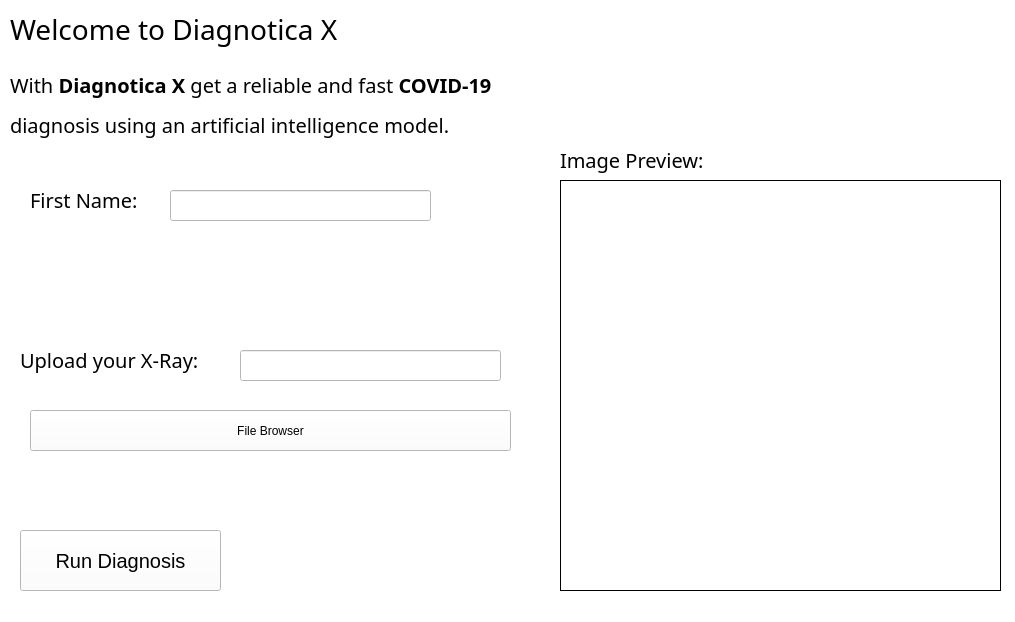
Old version of the form gui_app.ui in the repository Ramseths/diagnoticaX-sigmahacks.
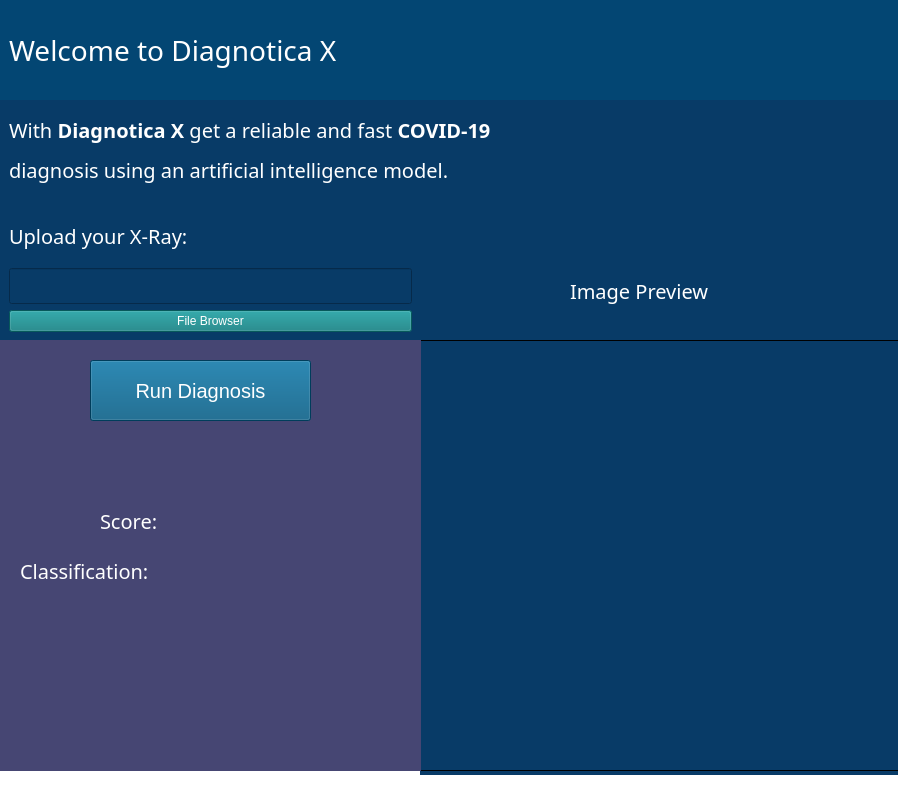
New version of the form.

Commit message: Agregando colores

What changed in the file:
```diff
--- a/gui_app.ui
+++ b/gui_app.ui
@@ -6,8 +6,8 @@
    <rect>
     <x>0</x>
     <y>0</y>
-    <width>1015</width>
-    <height>622</height>
+    <width>898</width>
+    <height>797</height>
    </rect>
   </property>
   <property name="windowTitle">
@@ -26,21 +26,30 @@
    <enum>QTabWidget::Rounded</enum>
   </property>
   <widget class="QWidget" name="centralwidget">
-   <widget class="QLabel" name="label">
+   <widget class="QFrame" name="verticalFrame">
     <property name="geometry">
      <rect>
-      <x>10</x>
+      <x>0</x>
       <y>0</y>
-      <width>391</width>
-      <height>59</height>
+      <width>901</width>
+      <height>101</height>
      </rect>
     </property>
+    <property name="styleSheet">
+     <string notr="true">background-color: rgb(3, 70, 115);</string>
+    </property>
+    <layout class="QVBoxLayout" name="verticalLayout">
+     <item>
+      <widget class="QLabel" name="label">
     <property name="font">
      <font>
       <family>Bahnschrift Light</family>
       <pointsize>21</pointsize>
      </font>
     </property>
+       <property name="styleSheet">
+        <string notr="true">color: rgb(255, 255, 255);</string>
+       </property>
     <property name="frameShape">
      <enum>QFrame::NoFrame</enum>
     </property>
@@ -51,21 +60,34 @@
      <string>Welcome to Diagnotica X</string>
     </property>
    </widget>
+     </item>
+    </layout>
+   </widget>
+   <widget class="QFrame" name="verticalFrame_2">
+    <property name="geometry">
+     <rect>
+      <x>0</x>
+      <y>100</y>
+      <width>901</width>
+      <height>101</height>
+     </rect>
+    </property>
+    <property name="styleSheet">
+     <string notr="true">background-color: rgb(3, 70, 115);
+background-color: rgb(8, 59, 103);</string>
+    </property>
+    <layout class="QVBoxLayout" name="verticalLayout_3">
+     <item>
    <widget class="QLabel" name="label_2">
-    <property name="geometry">
-     <rect>
-      <x>10</x>
-      <y>50</y>
-      <width>581</width>
-      <height>111</height>
-     </rect>
-    </property>
     <property name="font">
      <font>
       <family>Bahnschrift Light</family>
       <pointsize>15</pointsize>
      </font>
     </property>
+       <property name="styleSheet">
+        <string notr="true">color: rgb(255, 255, 255);</string>
+       </property>
     <property name="frameShape">
      <enum>QFrame::NoFrame</enum>
     </property>
@@ -79,83 +101,34 @@
      <enum>Qt::RichText</enum>
     </property>
    </widget>
-   <widget class="QPushButton" name="btnDiagnosis">
-    <property name="geometry">
-     <rect>
-      <x>20</x>
-      <y>530</y>
-      <width>201</width>
-      <height>61</height>
-     </rect>
-    </property>
-    <property name="font">
-     <font>
-      <pointsize>15</pointsize>
-     </font>
-    </property>
-    <property name="text">
-     <string>Run Diagnosis</string>
-    </property>
-    <property name="flat">
-     <bool>false</bool>
-    </property>
+     </item>
+    </layout>
    </widget>
-   <widget class="QLabel" name="label_3">
+   <widget class="QFrame" name="verticalFrame_3">
     <property name="geometry">
      <rect>
-      <x>30</x>
-      <y>170</y>
-      <width>131</width>
-      <height>59</height>
+      <x>0</x>
+      <y>200</y>
+      <width>421</width>
+      <height>141</height>
      </rect>
     </property>
-    <property name="font">
-     <font>
-      <family>Bahnschrift Light</family>
-      <pointsize>15</pointsize>
-     </font>
+    <property name="styleSheet">
+     <string notr="true">background-color: rgb(3, 70, 115);
+background-color: rgb(8, 59, 103);</string>
     </property>
-    <property name="frameShape">
-     <enum>QFrame::NoFrame</enum>
-    </property>
-    <property name="frameShadow">
-     <enum>QFrame::Sunken</enum>
-    </property>
-    <property name="text">
-     <string>First Name:</string>
-    </property>
-   </widget>
-   <widget class="QLineEdit" name="txtName">
-    <property name="geometry">
-     <rect>
-      <x>170</x>
-      <y>190</y>
-      <width>261</width>
-      <height>31</height>
-     </rect>
-    </property>
-    <property name="font">
-     <font>
-      <family>Bahnschrift Light</family>
-      <pointsize>15</pointsize>
-     </font>
-    </property>
-   </widget>
+    <layout class="QVBoxLayout" name="verticalLayout_4">
+     <item>
    <widget class="QLabel" name="label_4">
-    <property name="geometry">
-     <rect>
-      <x>20</x>
-      <y>330</y>
-      <width>221</width>
-      <height>59</height>
-     </rect>
-    </property>
     <property name="font">
      <font>
       <family>Bahnschrift Light</family>
       <pointsize>15</pointsize>
      </font>
     </property>
+       <property name="styleSheet">
+        <string notr="true">color: rgb(255, 255, 255);</string>
+       </property>
     <property name="frameShape">
      <enum>QFrame::NoFrame</enum>
     </property>
@@ -166,15 +139,25 @@
      <string>Upload your X-Ray:</string>
     </property>
    </widget>
+     </item>
+     <item>
+      <widget class="QLineEdit" name="txtPath">
+       <property name="enabled">
+        <bool>false</bool>
+       </property>
+       <property name="font">
+        <font>
+         <family>Bahnschrift Light</family>
+         <pointsize>15</pointsize>
+        </font>
+       </property>
+       <property name="styleSheet">
+        <string notr="true">color: rgb(255, 255, 255);</string>
+       </property>
+      </widget>
+     </item>
+     <item>
    <widget class="QPushButton" name="btnBrowser">
-    <property name="geometry">
-     <rect>
-      <x>30</x>
-      <y>410</y>
-      <width>481</width>
-      <height>41</height>
-     </rect>
-    </property>
     <property name="font">
      <font>
       <family>Microsoft Sans Serif</family>
@@ -183,61 +166,36 @@
     <property name="cursor">
      <cursorShape>PointingHandCursor</cursorShape>
     </property>
+       <property name="styleSheet">
+        <string notr="true">background-color: rgb(10, 125, 127);
+color: rgb(255, 255, 255);</string>
+       </property>
     <property name="text">
      <string>File Browser</string>
     </property>
    </widget>
-   <widget class="QLineEdit" name="txtPath">
-    <property name="enabled">
-     <bool>false</bool>
-    </property>
-    <property name="geometry">
-     <rect>
-      <x>240</x>
-      <y>350</y>
-      <width>261</width>
-      <height>31</height>
-     </rect>
-    </property>
-    <property name="font">
-     <font>
-      <family>Bahnschrift Light</family>
-      <pointsize>15</pointsize>
-     </font>
-    </property>
+     </item>
+    </layout>
    </widget>
-   <widget class="QLabel" name="label_5">
+   <widget class="QFrame" name="verticalFrame">
     <property name="geometry">
      <rect>
-      <x>560</x>
-      <y>130</y>
-      <width>171</width>
-      <height>59</height>
+      <x>420</x>
+      <y>200</y>
+      <width>481</width>
+      <height>591</height>
      </rect>
     </property>
-    <property name="font">
-     <font>
-      <family>Bahnschrift Light</family>
-      <pointsize>15</pointsize>
-     </font>
+    <property name="styleSheet">
+     <string notr="true">background-color: rgb(8, 59, 103);</string>
     </property>
-    <property name="frameShape">
-     <enum>QFrame::NoFrame</enum>
-    </property>
-    <property name="frameShadow">
-     <enum>QFrame::Sunken</enum>
-    </property>
-    <property name="text">
-     <string>Image Preview:</string>
-    </property>
-   </widget>
    <widget class="QLabel" name="xray">
     <property name="geometry">
      <rect>
-      <x>560</x>
-      <y>180</y>
-      <width>441</width>
-      <height>411</height>
+       <x>0</x>
+       <y>140</y>
+       <width>481</width>
+       <height>431</height>
      </rect>
     </property>
     <property name="frameShape">
@@ -249,6 +207,197 @@
     <property name="text">
      <string/>
     </property>
+    </widget>
+    <widget class="QLabel" name="label_5">
+     <property name="enabled">
+      <bool>true</bool>
+     </property>
+     <property name="geometry">
+      <rect>
+       <x>150</x>
+       <y>50</y>
+       <width>211</width>
+       <height>81</height>
+      </rect>
+     </property>
+     <property name="font">
+      <font>
+       <family>Bahnschrift Light</family>
+       <pointsize>15</pointsize>
+      </font>
+     </property>
+     <property name="styleSheet">
+      <string notr="true">color: rgb(255, 255, 255);</string>
+     </property>
+     <property name="frameShape">
+      <enum>QFrame::NoFrame</enum>
+     </property>
+     <property name="frameShadow">
+      <enum>QFrame::Sunken</enum>
+     </property>
+     <property name="text">
+      <string>Image Preview</string>
+     </property>
+     <property name="wordWrap">
+      <bool>false</bool>
+     </property>
+    </widget>
+   </widget>
+   <widget class="QFrame" name="verticalFrame">
+    <property name="geometry">
+     <rect>
+      <x>0</x>
+      <y>340</y>
+      <width>421</width>
+      <height>431</height>
+     </rect>
+    </property>
+    <property name="styleSheet">
+     <string notr="true">background-color: rgb(70, 70, 115);</string>
+    </property>
+    <widget class="QPushButton" name="btnDiagnosis">
+     <property name="geometry">
+      <rect>
+       <x>90</x>
+       <y>20</y>
+       <width>221</width>
+       <height>61</height>
+      </rect>
+     </property>
+     <property name="font">
+      <font>
+       <pointsize>15</pointsize>
+      </font>
+     </property>
+     <property name="cursor">
+      <cursorShape>PointingHandCursor</cursorShape>
+     </property>
+     <property name="styleSheet">
+      <string notr="true">color: rgb(255, 255, 255);
+background-color: rgb(0, 85, 127);</string>
+     </property>
+     <property name="text">
+      <string>Run Diagnosis</string>
+     </property>
+     <property name="default">
+      <bool>false</bool>
+     </property>
+     <property name="flat">
+      <bool>false</bool>
+     </property>
+    </widget>
+    <widget class="QLabel" name="label_6">
+     <property name="geometry">
+      <rect>
+       <x>100</x>
+       <y>160</y>
+       <width>81</width>
+       <height>41</height>
+      </rect>
+     </property>
+     <property name="font">
+      <font>
+       <family>Bahnschrift Light</family>
+       <pointsize>15</pointsize>
+      </font>
+     </property>
+     <property name="styleSheet">
+      <string notr="true">color: rgb(255, 255, 255);</string>
+     </property>
+     <property name="frameShape">
+      <enum>QFrame::NoFrame</enum>
+     </property>
+     <property name="frameShadow">
+      <enum>QFrame::Sunken</enum>
+     </property>
+     <property name="text">
+      <string>Score:</string>
+     </property>
+    </widget>
+    <widget class="QLabel" name="label_7">
+     <property name="geometry">
+      <rect>
+       <x>20</x>
+       <y>210</y>
+       <width>161</width>
+       <height>41</height>
+      </rect>
+     </property>
+     <property name="font">
+      <font>
+       <family>Bahnschrift Light</family>
+       <pointsize>15</pointsize>
+      </font>
+     </property>
+     <property name="styleSheet">
+      <string notr="true">color: rgb(255, 255, 255);</string>
+     </property>
+     <property name="frameShape">
+      <enum>QFrame::NoFrame</enum>
+     </property>
+     <property name="frameShadow">
+      <enum>QFrame::Sunken</enum>
+     </property>
+     <property name="text">
+      <string>Classification:</string>
+     </property>
+    </widget>
+    <widget class="QLabel" name="lblScore">
+     <property name="geometry">
+      <rect>
+       <x>180</x>
+       <y>160</y>
+       <width>81</width>
+       <height>41</height>
+      </rect>
+     </property>
+     <property name="font">
+      <font>
+       <family>Bahnschrift Light</family>
+       <pointsize>15</pointsize>
+      </font>
+     </property>
+     <property name="styleSheet">
+      <string notr="true">color: rgb(255, 255, 255);</string>
+     </property>
+     <property name="frameShape">
+      <enum>QFrame::NoFrame</enum>
+     </property>
+     <property name="frameShadow">
+      <enum>QFrame::Sunken</enum>
+     </property>
+     <property name="text">
+      <string/>
+     </property>
+    </widget>
+    <widget class="QLabel" name="lblClass">
+     <property name="geometry">
+      <rect>
+       <x>180</x>
+       <y>210</y>
+       <width>81</width>
+       <height>41</height>
+      </rect>
+     </property>
+     <property name="font">
+      <font>
+       <family>Bahnschrift Light</family>
+       <pointsize>15</pointsize>
+      </font>
+     </property>
+     <property name="styleSheet">
+      <string notr="true">color: rgb(255, 255, 255);</string>
+     </property>
+     <property name="frameShape">
+      <enum>QFrame::NoFrame</enum>
+     </property>
+     <property name="frameShadow">
+      <enum>QFrame::Sunken</enum>
+     </property>
+     <property name="text">
+      <string/>
+     </property>
+    </widget>
    </widget>
   </widget>
   <widget class="QStatusBar" name="statusbar"/>
```
Lines whose indentation alone changed are shown as unchanged. The commit also changes 1 other file.
